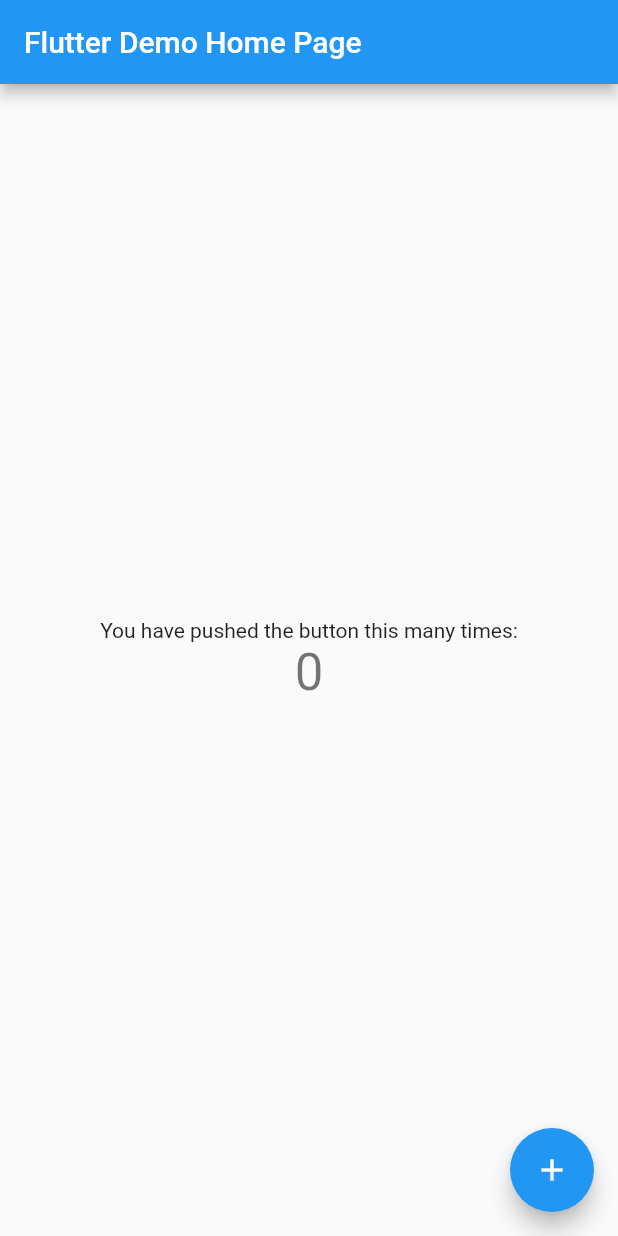
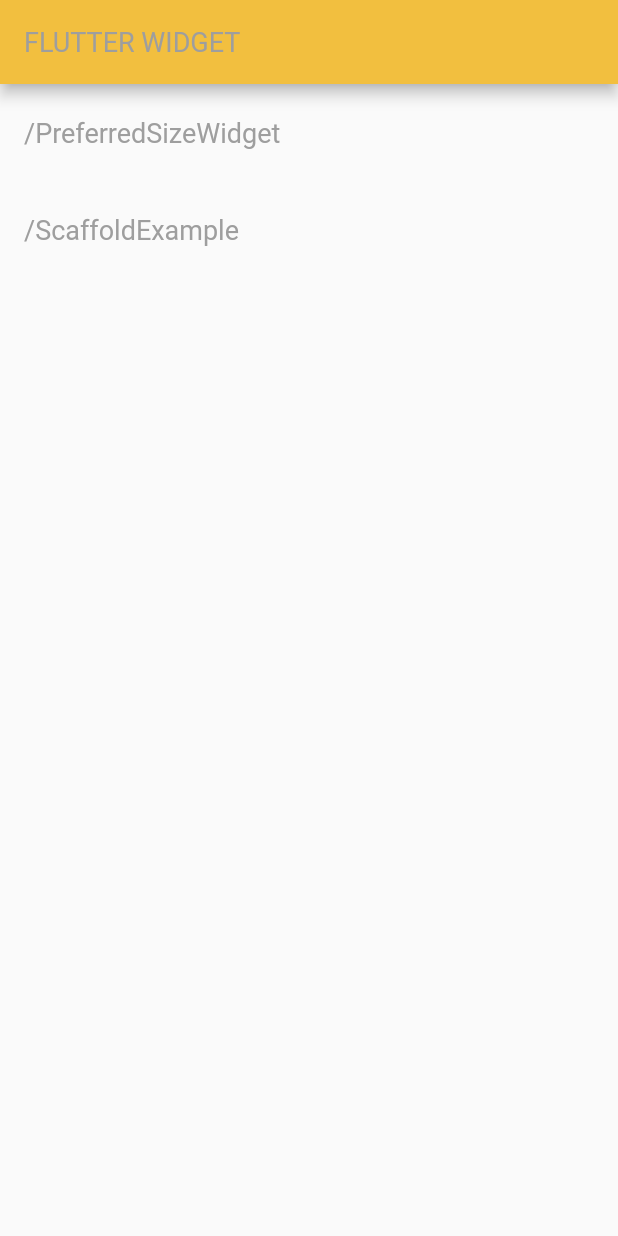
Before and after one commit to aw-birdgang/flutterbooks, a Flutter app: the screen it shows after launch, on a phone screen of 412 x 824 dp. Run offline on Flutter 3.47's test engine with Material 2 defaults, Android fonts, the phone set to English and light mode, and no system bars.

Commit message:
update sample

```diff
--- /dev/null
+++ b/lib/app.dart
@@ -0,0 +1,132 @@
+import 'dart:async';
+
+import 'package:flutter/material.dart';
+import 'package:flutterbooks/widgets/structural_widgets/scaffold_example.dart';
+
+import 'widgets/preferred_size_widget/preferred_title_bar.dart';
+
+class FlutterBooksApp extends StatefulWidget {
+  @override
+  State createState() {
+    return _FlutterBooksAppState();
+  }
+}
+
+class _FlutterBooksAppState extends State<FlutterBooksApp> with WidgetsBindingObserver {
+
+  Timer _timerLink;
+
+  @override
+  void initState() {
+    super.initState();
+  }
+
+  @override
+  void dispose() {
+    if (_timerLink != null) {
+      _timerLink.cancel();
+    }
+    super.dispose();
+  }
+
+  @override
+  void didChangeAppLifecycleState(AppLifecycleState state) {
+    print("didChangeAppLifecycleState :: " + state.toString());
+  }
+
+  @override
+  Widget build(BuildContext context) {
+    return MaterialApp(
+      title: 'FLUTTER BOOKS',
+      theme: ThemeData(
+        primaryColor: const Color(0xFFF2BF3F),
+        primaryColorLight: const Color(0xFFF7E0AA),
+      ),
+      home: HomePage(),
+      routes: <String, WidgetBuilder> {
+        '/PreferredSizeWidget': (BuildContext context) => PreferredTitleBar(),
+        '/ScaffoldExample': (BuildContext context) => ScaffoldExample(),
+      },
+    );
+  }
+}
+
+class HomePage extends StatefulWidget {
+  final String title = 'Flutter Widget';
+  @override
+  State createState() => HomePageState();
+}
+
+class HomePageState extends State<HomePage> {
+
+  static const List<String> _products = const [
+    '/PreferredSizeWidget',
+    '/ScaffoldExample'
+  ];
+
+  Widget _buildProductItem(BuildContext context, int index) {
+    return Container(
+      child: FlatButton(
+        onPressed: () {
+          print("_buildProductItem >> _products > index.toString() :: " + index.toString() + " , _products[index] : " + _products[index]);
+          Navigator.of(context).pushNamed(_products[index]);
+        },
+        child: Align(
+          alignment: Alignment.centerLeft,
+          child: Container(
+            padding: EdgeInsets.only(top: 22, bottom: 22, right: 22),
+            child: Row(children: [
+              RichText(
+                text: TextSpan(
+                  children: <TextSpan>[
+                    TextSpan(
+                      text: _products[index],
+                      style: TextStyle(
+                        fontWeight: FontWeight.normal,
+                        color: Colors.grey,
+                        fontStyle: FontStyle.normal,
+                        fontSize: 18.0,
+                      ),
+                    ),
+                  ],
+                ),
+              ),
+            ]),
+          ),
+        ),
+      ),
+    );
+  }
+
+  @override
+  Widget build(BuildContext context) {
+    return Material(
+      child: Scaffold(
+        appBar: AppBar(
+          title: RichText(
+            text: TextSpan(
+              children: <TextSpan>[
+                TextSpan(
+                  text: "FLUTTER WIDGET",
+                  style: TextStyle(
+                    fontWeight: FontWeight.normal,
+                    color: Colors.grey,
+                    fontStyle: FontStyle.normal,
+                    fontSize: 18.0,
+                  ),
+                ),
+              ],
+            ),
+          ),
+        ),
+        body: Container(
+          child: ListView.builder(
+            itemBuilder: _buildProductItem,
+            itemCount: _products.length,
+          ),
+        ),
+      ),
+    );
+  }
+
+}
--- a/lib/main.dart
+++ b/lib/main.dart
@@ -1,111 +1,6 @@
 import 'package:flutter/material.dart';
+import 'package:flutterbooks/app.dart';
 
-void main() => runApp(MyApp());
-
-class MyApp extends StatelessWidget {
-  // This widget is the root of your application.
-  @override
-  Widget build(BuildContext context) {
-    return MaterialApp(
-      title: 'Flutter Demo',
-      theme: ThemeData(
-        // This is the theme of your application.
-        //
-        // Try running your application with "flutter run". You'll see the
-        // application has a blue toolbar. Then, without quitting the app, try
-        // changing the primarySwatch below to Colors.green and then invoke
-        // "hot reload" (press "r" in the console where you ran "flutter run",
-        // or simply save your changes to "hot reload" in a Flutter IDE).
-        // Notice that the counter didn't reset back to zero; the application
-        // is not restarted.
-        primarySwatch: Colors.blue,
-      ),
-      home: MyHomePage(title: 'Flutter Demo Home Page'),
-    );
-  }
+void main() async {
+  runApp(FlutterBooksApp());
 }
-
-class MyHomePage extends StatefulWidget {
-  MyHomePage({Key key, this.title}) : super(key: key);
-
-  // This widget is the home page of your application. It is stateful, meaning
-  // that it has a State object (defined below) that contains fields that affect
-  // how it looks.
-
-  // This class is the configuration for the state. It holds the values (in this
-  // case the title) provided by the parent (in this case the App widget) and
-  // used by the build method of the State. Fields in a Widget subclass are
-  // always marked "final".
-
-  final String title;
-
-  @override
-  _MyHomePageState createState() => _MyHomePageState();
-}
-
-class _MyHomePageState extends State<MyHomePage> {
-  int _counter = 0;
-
-  void _incrementCounter() {
-    setState(() {
-      // This call to setState tells the Flutter framework that something has
-      // changed in this State, which causes it to rerun the build method below
-      // so that the display can reflect the updated values. If we changed
-      // _counter without calling setState(), then the build method would not be
-      // called again, and so nothing would appear to happen.
-      _counter++;
-    });
-  }
-
-  @override
-  Widget build(BuildContext context) {
-    // This method is rerun every time setState is called, for instance as done
-    // by the _incrementCounter method above.
-    //
-    // The Flutter framework has been optimized to make rerunning build methods
-    // fast, so that you can just rebuild anything that needs updating rather
-    // than having to individually change instances of widgets.
-    return Scaffold(
-      appBar: AppBar(
-        // Here we take the value from the MyHomePage object that was created by
-        // the App.build method, and use it to set our appbar title.
-        title: Text(widget.title),
-      ),
-      body: Center(
-        // Center is a layout widget. It takes a single child and positions it
-        // in the middle of the parent.
-        child: Column(
-          // Column is also a layout widget. It takes a list of children and
-          // arranges them vertically. By default, it sizes itself to fit its
-          // children horizontally, and tries to be as tall as its parent.
-          //
-          // Invoke "debug painting" (press "p" in the console, choose the
-          // "Toggle Debug Paint" action from the Flutter Inspector in Android
-          // Studio, or the "Toggle Debug Paint" command in Visual Studio Code)
-          // to see the wireframe for each widget.
-          //
-          // Column has various properties to control how it sizes itself and
-          // how it positions its children. Here we use mainAxisAlignment to
-          // center the children vertically; the main axis here is the vertical
-          // axis because Columns are vertical (the cross axis would be
-          // horizontal).
-          mainAxisAlignment: MainAxisAlignment.center,
-          children: <Widget>[
-            Text(
-              'You have pushed the button this many times:',
-            ),
-            Text(
-              '$_counter',
-              style: Theme.of(context).textTheme.display1,
-            ),
-          ],
-        ),
-      ),
-      floatingActionButton: FloatingActionButton(
-        onPressed: _incrementCounter,
-        tooltip: 'Increment',
-        child: Icon(Icons.add),
-      ), // This trailing comma makes auto-formatting nicer for build methods.
-    );
-  }
-}
```
Also changed, not shown: lib/widgets/preferred_size_widget/preferred_title_bar.dart (added, +68 -0 lines), lib/widgets/structural_widgets/scaffold_example.dart (added, +75 -0 lines), pubspec.yaml (+0 -52 lines), 1 other file.
